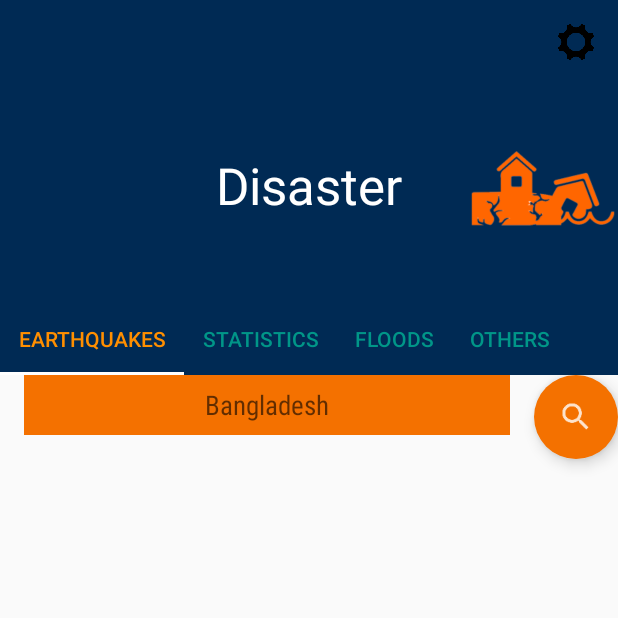
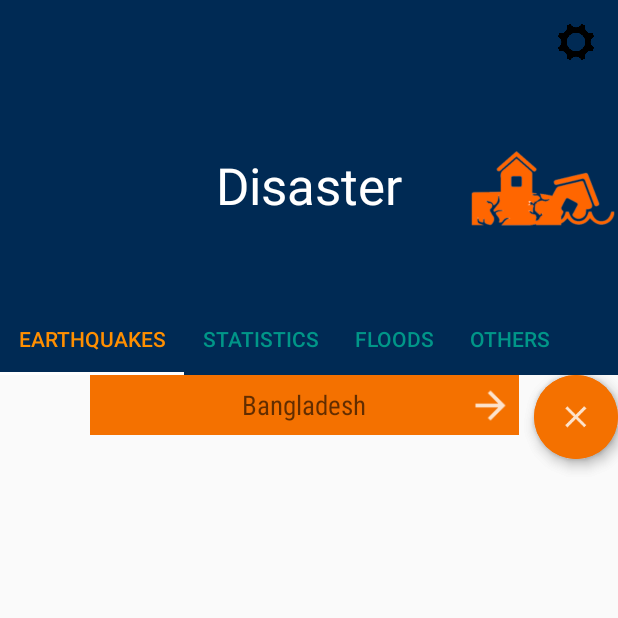
Before and after one commit to Apurba000Biswas/Disaster-Response, an Android app: the screen it shows after launch (MainActivity), after a tap on an icon or button, on a phone screen of 412 x 824 dp, the top half of it. Run offline under Robolectric (Android 15) with nearby library versions, the phone set to English and light mode, and no system bars; 1 statement that could not run was skipped.

Commit message:
10.7 Updated Design for Searching earthquake

```diff
--- a/app/src/main/java/com/example/apurba/disaster/disasterreport/EarthQuakeFragment.java
+++ b/app/src/main/java/com/example/apurba/disaster/disasterreport/EarthQuakeFragment.java
@@ -21,6 +21,7 @@ import android.support.v7.widget.RecyclerView;
 import android.view.LayoutInflater;
 import android.view.View;
 import android.view.ViewGroup;
+import android.widget.Button;
 import android.widget.EditText;
 import android.widget.ImageView;
 import android.widget.TextView;
@@ -88,8 +89,11 @@ public class EarthQuakeFragment extends Fragment {
         FloatingActionButton search = rootView.findViewById(R.id.search_button);
         FloatingActionButton close = rootView.findViewById(R.id.close_button);
         EditText searchTextView = rootView.findViewById(R.id.search_text);
+        Button searchIndicator = rootView.findViewById(R.id.search_indicator);
+
         setSearchButton(search, close, searchTextView);
         setCloseButton(close, searchTextView);
+        setSearchIndicator(searchIndicator, searchTextView);
         loading_indicator.setVisibility(View.VISIBLE);
 
         initializeLoader(loaderManager);
@@ -97,16 +101,11 @@ public class EarthQuakeFragment extends Fragment {
         return rootView;
     }
 
-    private void setSearchButton(FloatingActionButton searhButton,
-                                 final FloatingActionButton closeButton,
-                                 final EditText searchTextView){
-        searhButton.setOnClickListener(new View.OnClickListener() {
+    private void setSearchIndicator(Button searchIndicator, final EditText searchTextView){
+
+        searchIndicator.setOnClickListener(new View.OnClickListener() {
             @Override
             public void onClick(View view) {
-                if (searchTextView.getVisibility() == View.GONE){
-                    searchTextView.setVisibility(View.VISIBLE);
-                    closeButton.setVisibility(View.VISIBLE);
-                }else{
                 HelperClass mHelper = new HelperClass(getActivity());
                 if (mHelper.isConnectedToInternet()){
                     if (!earthquakeMap.isEmpty()){
@@ -121,14 +120,31 @@ public class EarthQuakeFragment extends Fragment {
                             recyclerView.setAdapter(mAdapter);
                             mEmptyStateTextView.setText(R.string.no_earthquakes);
                             mEmptyStateTextView.setVisibility(View.VISIBLE);
+                            mEmptyStateImageView.setVisibility(View.GONE);
                         }
                     }else{
                         Toast.makeText(getContext(), "No Data Found", Toast.LENGTH_SHORT).show();
                     }
                 }else{
                     mEmptyStateTextView.setText(R.string.no_internet_connection);
+                    mEmptyStateTextView.setVisibility(View.VISIBLE);
+                    mEmptyStateImageView.setVisibility(View.VISIBLE);
+                    mAdapter.clearData();
+                    recyclerView.setAdapter(mAdapter);
+                }
+            }
+        });
     }
 
+    private void setSearchButton(FloatingActionButton searhButton,
+                                 final FloatingActionButton closeButton,
+                                 final EditText searchTextView){
+        searhButton.setOnClickListener(new View.OnClickListener() {
+            @Override
+            public void onClick(View view) {
+                if (searchTextView.getVisibility() == View.GONE){
+                    searchTextView.setVisibility(View.VISIBLE);
+                    closeButton.setVisibility(View.VISIBLE);
                 }
             }
         });
--- a/app/src/main/res/layout/earthquake_fragment.xml
+++ b/app/src/main/res/layout/earthquake_fragment.xml
@@ -25,25 +25,33 @@
         android:layout_height="wrap_content" />
 
     <EditText
-        android:layout_marginRight="16dp"
+        android:layout_marginRight="10dp"
         android:id="@+id/search_text"
         android:background="#f47100"
         android:visibility="gone"
         android:textColor="#FFFFFF"
         android:gravity="center"
         android:fontFamily="sans-serif-condensed"
-        android:layout_marginLeft="16dp"
+        android:layout_marginLeft="60dp"
         android:layout_toLeftOf="@id/search_button"
         android:hint="Bangladesh"
         android:layout_width="match_parent"
         android:layout_height="40dp" />
 
+    <Button
+        android:id="@+id/search_indicator"
+        android:layout_marginRight="70dp"
+        android:layout_marginTop="5dp"
+        android:layout_alignParentRight="true"
+        android:background="@drawable/ic_search_arrow"
+        android:layout_width="30dp"
+        android:layout_height="30dp" />
+
     <android.support.design.widget.FloatingActionButton
         android:id="@+id/close_button"
         android:src="@drawable/ic_back_button"
         android:backgroundTint="#f47100"
-        android:layout_alignParentBottom="true"
-        android:layout_margin="16dp"
+        android:layout_alignParentRight="true"
         app:borderWidth="0dp"
         android:visibility="gone"
         android:layout_width="wrap_content"
```
Also changed, not shown: app/src/main/res/drawable-hdpi/ic_search_arrow.png (added), app/src/main/res/drawable-mdpi/ic_search_arrow.png (added), app/src/main/res/drawable-xhdpi/ic_search_arrow.png (added), app/src/main/res/drawable-xxhdpi/ic_search_arrow.png (added). Lines whose indentation alone changed are shown as unchanged.
